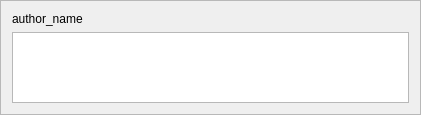
marosi/SocialDesktopClient, file plugins/buddycloud/post_frame_view.ui: the form before one commit.
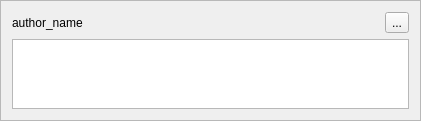
The form after the commit.

Commit message: channel plugin - delete post/pubsub retract functionality, implemented view and controller for posts

Patch:
```diff
--- a/plugins/buddycloud/post_frame_view.ui
+++ b/plugins/buddycloud/post_frame_view.ui
@@ -7,7 +7,7 @@
     <x>0</x>
     <y>0</y>
     <width>421</width>
-    <height>115</height>
+    <height>120</height>
    </rect>
   </property>
   <property name="windowTitle">
@@ -21,11 +21,22 @@
   </property>
   <layout class="QVBoxLayout" name="verticalLayout">
    <item>
+    <layout class="QHBoxLayout" name="horizontalLayout">
+     <item>
     <widget class="QLabel" name="author">
      <property name="text">
       <string>author_name</string>
      </property>
     </widget>
+     </item>
+     <item>
+      <widget class="QToolButton" name="toolButton">
+       <property name="text">
+        <string>...</string>
+       </property>
+      </widget>
+     </item>
+    </layout>
    </item>
    <item>
     <widget class="QTextBrowser" name="content">
```
Lines whose indentation alone changed are shown as unchanged. The commit also changes 21 other files.
